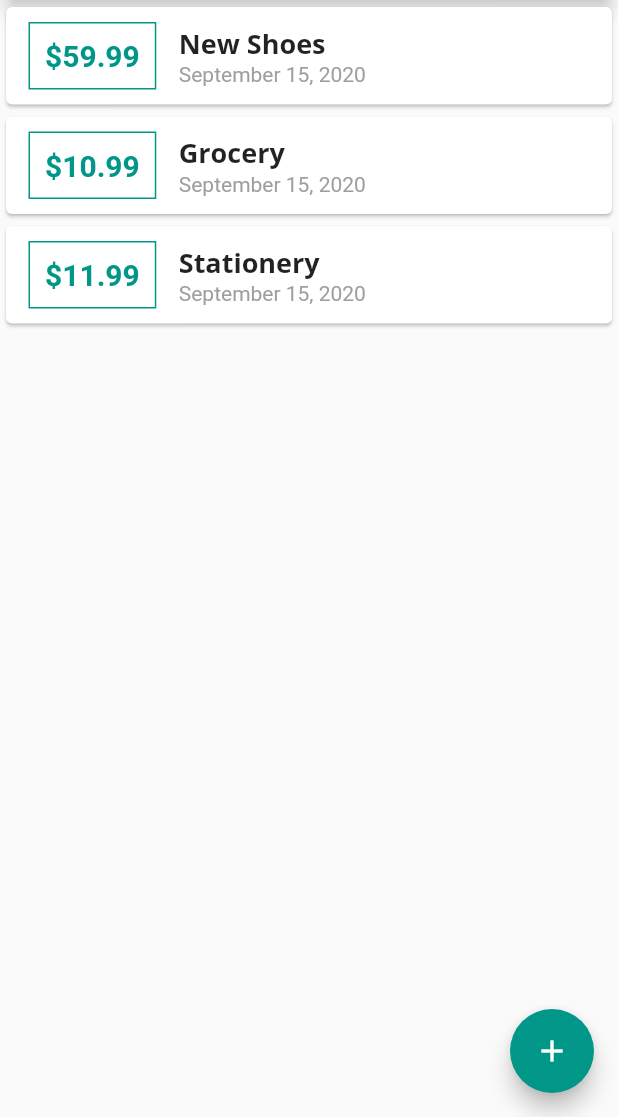
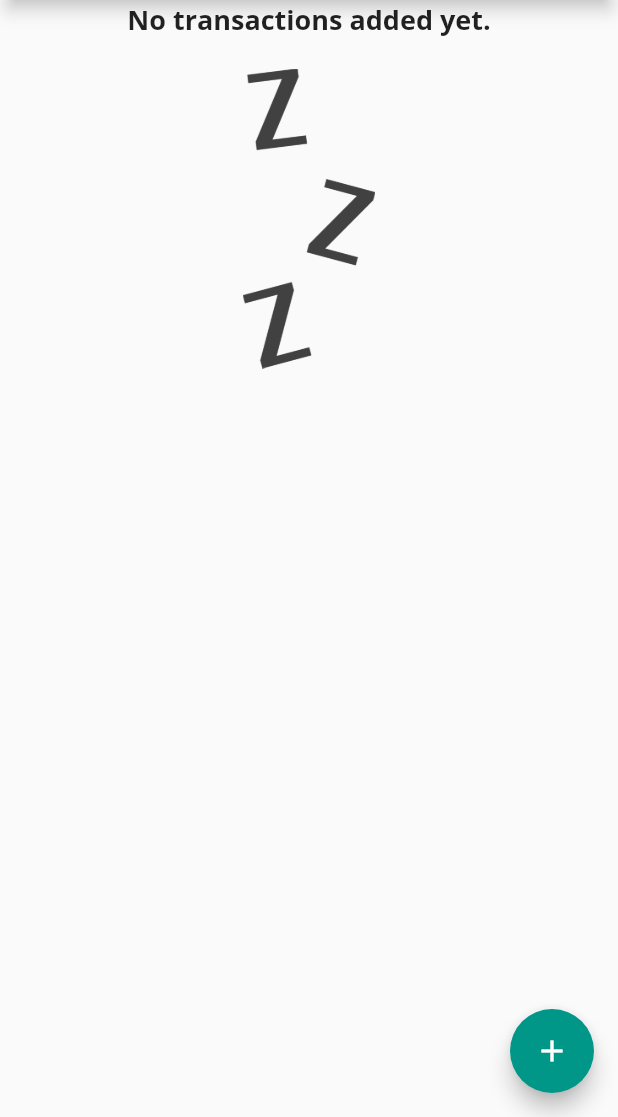
Before and after one commit to shahgauravraj/ExpenseMonitor, a Flutter app: the screen it shows after launch, on a phone screen of 412 x 824 dp, the part 119-1236 px from its top. Run offline on Flutter 3.47's test engine with Material 2 defaults, Android fonts, the phone set to English and light mode, and no system bars.

Commit message:
progressive modifications

```diff
--- a/lib/main.dart
+++ b/lib/main.dart
@@ -44,24 +44,24 @@
 
 class _MyHomePageState extends State<MyHomePage> {
   final List<Transaction> _userTransactions = [
-    Transaction(
-      id: 't1',
-      title: 'New Shoes',
-      amount: 59.99,
-      date: DateTime.now(),
-    ),
-    Transaction(
-      id: 't2',
-      title: 'Grocery',
-      amount: 10.99,
-      date: DateTime.now(),
-    ),
-    Transaction(
-      id: 't3',
-      title: 'Stationery',
-      amount: 11.99,
-      date: DateTime.now(),
-    ),
+    // Transaction(
+    //   id: 't1',
+    //   title: 'New Shoes',
+    //   amount: 59.99,
+    //   date: DateTime.now(),
+    // ),
+    // Transaction(
+    //   id: 't2',
+    //   title: 'Grocery',
+    //   amount: 10.99,
+    //   date: DateTime.now(),
+    // ),
+    // Transaction(
+    //   id: 't3',
+    //   title: 'Stationery',
+    //   amount: 11.99,
+    //   date: DateTime.now(),
+    // ),
   ];
 
   void _addNewTransaction(String txTitle, double txAmount) {
--- a/lib/widgets/new_transaction.dart
+++ b/lib/widgets/new_transaction.dart
@@ -53,7 +53,7 @@
             ),
             FlatButton(
               child: Text('Add Transaction'),
-              textColor: Colors.lightBlue,
+              textColor: Colors.teal,
               onPressed: submitData,
             )
           ],
--- a/lib/widgets/transactions_list.dart
+++ b/lib/widgets/transactions_list.dart
@@ -11,7 +11,26 @@
   Widget build(BuildContext context) {
     return Container(
       height: 300,
-      child: ListView.builder(
+      child: transactions.isEmpty
+          ? Column(
+              children: <Widget>[
+                Text(
+                  'No transactions added yet.',
+                  style: Theme.of(context).textTheme.title,
+                ),
+                SizedBox(
+                  height: 20,
+                ),
+                Container(
+                  height: 200,
+                  child: Image.asset(
+                    'assets/images/waiting.png',
+                    fit: BoxFit.cover,
+                  ),
+                ),
+              ],
+            )
+          : ListView.builder(
               itemBuilder: (ctx, index) {
                 return Card(
                   child: Row(
@@ -45,7 +64,8 @@
                             style: Theme.of(context).textTheme.title,
                           ),
                           Text(
-                      DateFormat.yMMMMd().format(transactions[index].date),
+                            DateFormat.yMMMMd()
+                                .format(transactions[index].date),
                             style: TextStyle(
                               color: Colors.grey,
                             ),
```
Lines whose indentation alone changed are shown as unchanged.
